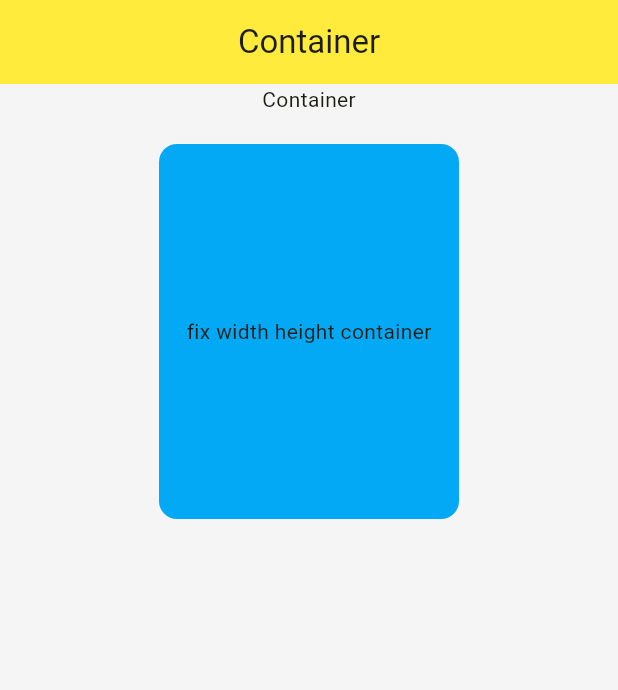
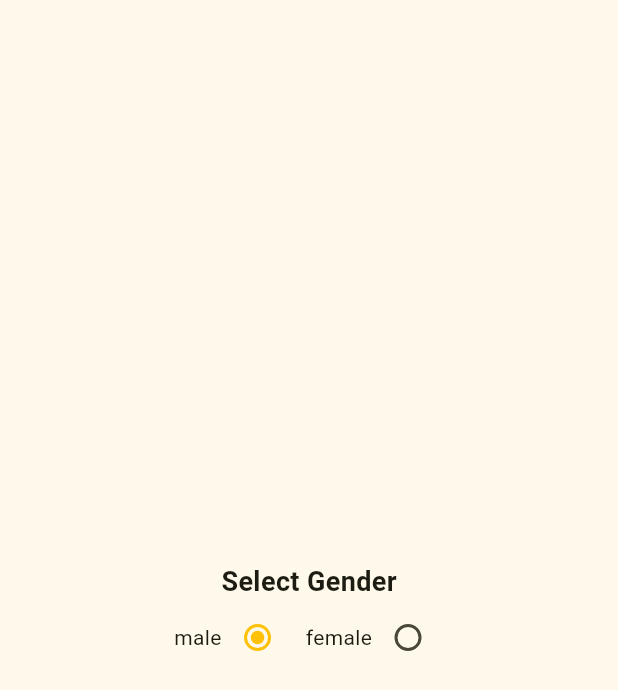
Before and after one commit to fahad686/flutter_package_series, a Flutter app: the screen it shows after launch, on a phone screen of 412 x 824 dp. Shown: the top 690 px of the screen. Run offline on Flutter 3.47's test engine with Material 3 defaults, Android fonts, the phone set to English and light mode, and no system bars.

Commit message:
Radio button

```diff
--- /dev/null
+++ b/lib/important_widget/radio_button.dart
@@ -0,0 +1,60 @@
+import 'package:flutter/material.dart';
+
+class RadioButton extends StatefulWidget {
+  const RadioButton({super.key});
+
+  @override
+  State<RadioButton> createState() => _RadioButtonState();
+}
+
+class _RadioButtonState extends State<RadioButton> {
+  //create a value name
+  String? level = "male";
+  @override
+  Widget build(BuildContext context) {
+    return Scaffold(
+      body: Column(
+        mainAxisAlignment: MainAxisAlignment.center,
+        children: [
+          //create radio button .we can use radio button when we want to select one thing in 2 to 4 value of group
+          const Center(
+            child: Text(
+              "Select Gender",
+              style: TextStyle(fontSize: 18, fontWeight: FontWeight.w700),
+            ),
+          ),
+          Center(
+            child: Row(
+              mainAxisAlignment: MainAxisAlignment.center,
+              children: [
+                const Text("male"),
+                Radio(
+                    activeColor: Colors.amber,
+                    value: "male",
+                    groupValue: level,
+                    onChanged: (value) {
+                      setState(() {
+                        level = value.toString();
+                      });
+                    }),
+                const SizedBox(
+                  width: 8,
+                ),
+                const Text("female"),
+                Radio(
+                    activeColor: Colors.amber,
+                    value: "female",
+                    groupValue: level,
+                    onChanged: (value) {
+                      setState(() {
+                        level = value.toString();
+                      });
+                    }),
+              ],
+            ),
+          ),
+        ],
+      ),
+    );
+  }
+}
--- a/lib/main.dart
+++ b/lib/main.dart
@@ -4,17 +4,19 @@ import 'package:flutter/services.dart';
 
 import 'important_widget/container.dart';
 import 'important_widget/expanded_widget.dart';
+import 'important_widget/radio_button.dart';
 
 void main() async{
-  await SystemChrome.setPreferredOrientations([
-    DeviceOrientation.portraitUp,
-    DeviceOrientation.portraitDown,
-  ]);
+  // await SystemChrome.setPreferredOrientations([
+  //   DeviceOrientation.portraitUp,
+  //   DeviceOrientation.portraitDown,
+  // ]);
   runApp(const MyApp());
 }
 
 class MyApp extends StatelessWidget {
-  const MyApp({super.key});
+  const MyApp(
+  {super.key});
   @override
   Widget build(BuildContext context) {
     return MaterialApp(
@@ -30,7 +32,7 @@ class MyApp extends StatelessWidget {
         ),
         useMaterial3: true,
       ),
-      home:  const ContainerExample(),
+      home:  const RadioButton(),
     );
   }
 }
```
Also changed, not shown: pubspec.lock.
